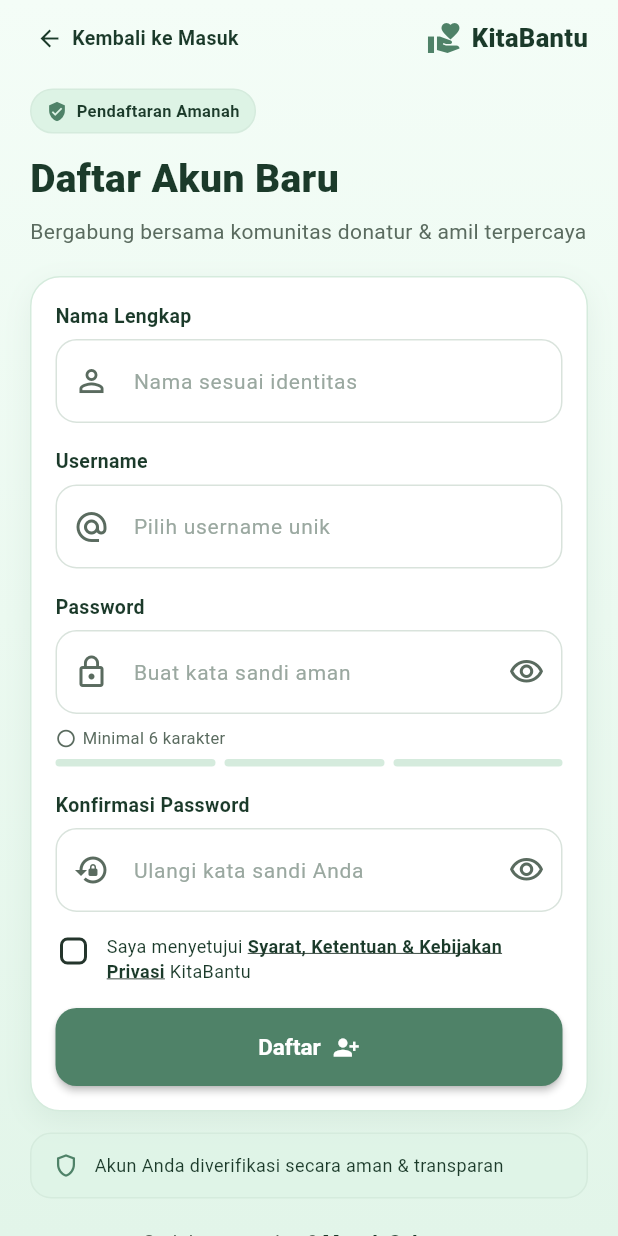
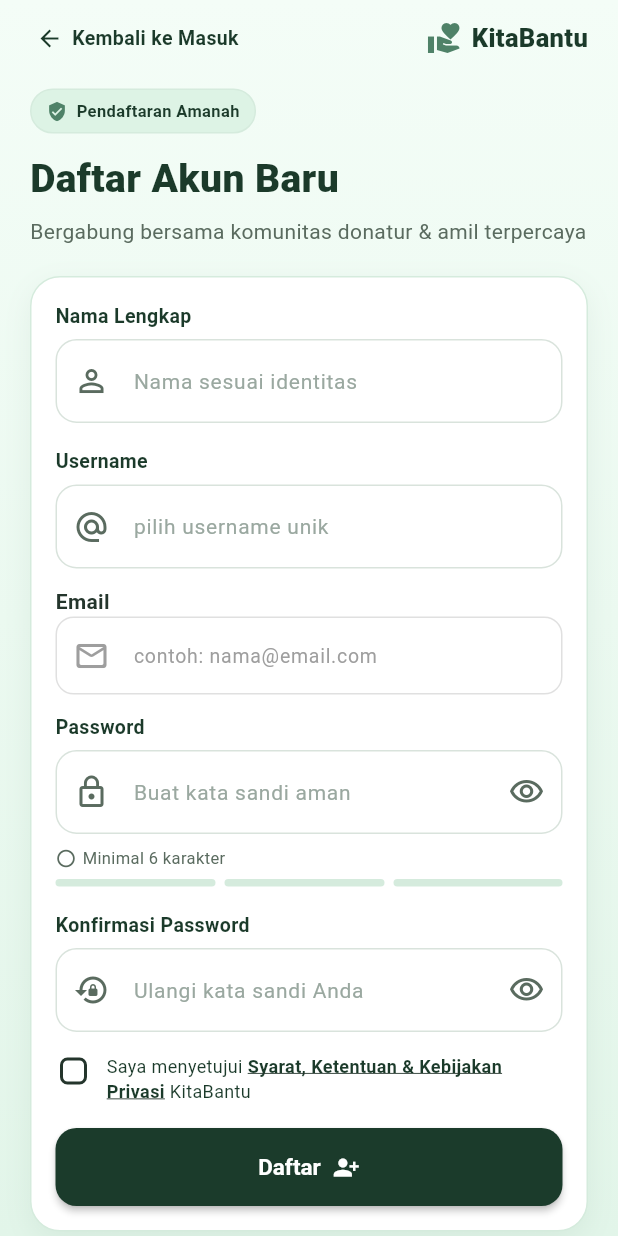
Before and after one commit to rizqiieh/PROJECT_AKHIR_KITABANTU, a Flutter app: the RegisterScreen screen opened directly, on a phone screen of 412 x 824 dp. Run offline on Flutter 3.47's test engine with Material 3 defaults, Android fonts, the phone set to English and light mode, and no system bars; our stand-ins replace flutter_local_notifications, flutter_map, flutter_riverpod, flutter_secure_storage, geolocator, google_generative_ai and 7 more; missing offline and left inert: google_mlkit_text_recognition; accounts and stored records are empty.

Commit message:
feat: add email field to register flow, user model, and sqlite schema

```diff
--- a/lib/data/local/database_helper.dart
+++ b/lib/data/local/database_helper.dart
@@ -35,7 +35,8 @@ class DatabaseHelper {
       CREATE TABLE users (
   id INTEGER PRIMARY KEY AUTOINCREMENT,
   full_name TEXT NOT NULL,
-        username TEXT UNIQUE NOT NULL,
+  username TEXT NOT NULL UNIQUE,
+  email TEXT,
   password_hash TEXT NOT NULL,
   salt TEXT NOT NULL,
   avatar_path TEXT,
@@ -128,14 +129,14 @@ class DatabaseHelper {
         conflictAlgorithm: ConflictAlgorithm.abort);
   }
 
-  Future<UserModel?> getUserByUsername(String username) async {
+ Future<UserModel?> getUserByUsername(String identifier) async {
     final db = await database;
     final result = await db.query(
       'users',
-      where: 'username = ?',
-      whereArgs: [username],
-      limit: 1,
+      where: '(username = ? OR email = ?)',
+      whereArgs: [identifier, identifier],
     );
+
     if (result.isEmpty) return null;
     return UserModel.fromMap(result.first);
   }
--- a/lib/data/models/user_model.dart
+++ b/lib/data/models/user_model.dart
@@ -2,6 +2,7 @@
 class UserModel {
   final int? id;
   final String fullName;
+  final String? email;
   final String username;
   final String passwordHash;
   final String salt;
@@ -11,6 +12,7 @@ class UserModel {
 
   const UserModel({
     this.id,
+    this.email,
     required this.fullName,
     required this.username,
     required this.passwordHash,
@@ -26,6 +28,7 @@ class UserModel {
       id: map['id'] as int?,
       fullName: map['full_name'] as String,
       username: map['username'] as String,
+      email: map['email'] as String?,
       passwordHash: map['password_hash'] as String,
       salt: map['salt'] as String,
       avatarPath: map['avatar_path'] as String?,
@@ -40,6 +43,7 @@ class UserModel {
       if (id != null) 'id': id,
       'full_name': fullName,
       'username': username,
+      'email': email,
       'password_hash': passwordHash,
       'salt': salt,
       'avatar_path': avatarPath,
--- a/lib/providers/auth_provider.dart
+++ b/lib/providers/auth_provider.dart
@@ -98,6 +98,7 @@ class AuthNotifier extends StateNotifier<AuthState> {
   Future<String?> register({
     required String fullName,
     required String username,
+    String? email,
     required String password,
   }) async {
     state = state.copyWith(status: AuthStatus.loading);
@@ -118,6 +119,7 @@ class AuthNotifier extends StateNotifier<AuthState> {
     final user = UserModel(
       fullName: fullName,
       username: username,
+      email: email,
       passwordHash: passwordHash,
       salt: salt,
       createdAt: DateTime.now().toIso8601String(),
--- a/lib/ui/screens/auth/register_screen.dart
+++ b/lib/ui/screens/auth/register_screen.dart
@@ -25,7 +25,7 @@ class RegisterScreen extends ConsumerStatefulWidget {
 class _RegisterScreenState extends ConsumerState<RegisterScreen> {
   // Ubah angka ini kalau ingin minimal password 8 karakter seperti di desain.
   static const int _minPassword = 6;
-
+final _emailCtrl = TextEditingController();
   final _formKey = GlobalKey<FormState>();
   final _fullNameCtrl = TextEditingController();
   final _usernameCtrl = TextEditingController();
@@ -42,6 +42,7 @@ class _RegisterScreenState extends ConsumerState<RegisterScreen> {
     _usernameCtrl.dispose();
     _passwordCtrl.dispose();
     _confirmCtrl.dispose();
+    _emailCtrl.dispose();
     super.dispose();
   }
 
@@ -198,7 +199,7 @@ class _RegisterScreenState extends ConsumerState<RegisterScreen> {
                 controller: _usernameCtrl,
                 textInputAction: TextInputAction.next,
                 decoration: _decoration(
-                    hint: 'Pilih username unik', icon: Icons.alternate_email),
+                    hint: 'pilih username unik', icon: Icons.alternate_email),
                 validator: (v) {
                   if (v == null || v.trim().isEmpty) {
                     return 'Username tidak boleh kosong';
@@ -212,9 +213,50 @@ class _RegisterScreenState extends ConsumerState<RegisterScreen> {
                   return null;
                 },
               ),
-              const SizedBox(height: 16),
+              const SizedBox(height: 12),
+const Text(
+  'Email',
+  style: TextStyle(fontWeight: FontWeight.bold),
+),
+TextFormField(
+  controller: _emailCtrl,
+  keyboardType: TextInputType.emailAddress,
+  decoration: InputDecoration(
+    hintText: 'contoh: nama@email.com',
+   hintStyle: const TextStyle(
+  fontSize: 13, // Ubah angka ini sesuai ukuran yang pas (default biasanya 14-16)
+  color: Colors.grey,
+),
+    prefixIcon: const Icon(Icons.mail_outline_rounded, color: Colors.grey),
+    filled: true,
+    fillColor: Colors.white,
+    contentPadding: const EdgeInsets.symmetric(horizontal: 16, vertical: 14),
+    enabledBorder: OutlineInputBorder(
+      borderRadius: BorderRadius.circular(12),
+      borderSide: BorderSide(color: Colors.grey.shade300),
+    ),
+    focusedBorder: OutlineInputBorder(
+      borderRadius: BorderRadius.circular(12),
+      borderSide: const BorderSide(color: Color(0xFF264E36), width: 1.5),
+    ),
+    border: OutlineInputBorder(
+      borderRadius: BorderRadius.circular(12),
+      borderSide: BorderSide(color: Colors.grey.shade300),
+    ),
+  ),
+  validator: (val) {
+    if (val != null && val.trim().isNotEmpty) {
+      final emailRegex = RegExp(r'^[^@]+@[^@]+\.[^@]+');
+      if (!emailRegex.hasMatch(val.trim())) {
+        return 'Format email tidak valid';
+      }
+    }
+    return null;
+  },
+),
 
               // Password + indikator kekuatan
+              const SizedBox(height: 12),
               _label('Password'),
               TextFormField(
                 controller: _passwordCtrl,
@@ -291,7 +333,7 @@ class _RegisterScreenState extends ConsumerState<RegisterScreen> {
                 child: ElevatedButton(
                   onPressed: _isLoading ? null : _handleRegister,
                   style: ElevatedButton.styleFrom(
-                    backgroundColor: AppColors.primary,
+                    backgroundColor: Color(0xFF1B3B2B),
                     foregroundColor: Colors.white,
                     minimumSize: const Size.fromHeight(52),
                     shape: RoundedRectangleBorder(
@@ -533,6 +575,7 @@ class _RegisterScreenState extends ConsumerState<RegisterScreen> {
     final error = await ref.read(authProvider.notifier).register(
           fullName: _fullNameCtrl.text.trim(),
           username: _usernameCtrl.text.trim(),
+          email: _emailCtrl.text.trim(),
           password: _passwordCtrl.text,
         );
 
```
Also changed, not shown: 1 other file. Lines whose indentation alone changed are shown as unchanged.
